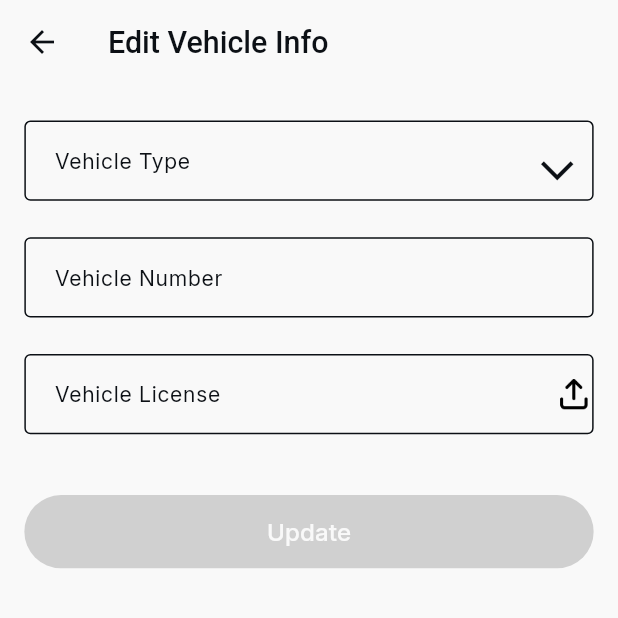
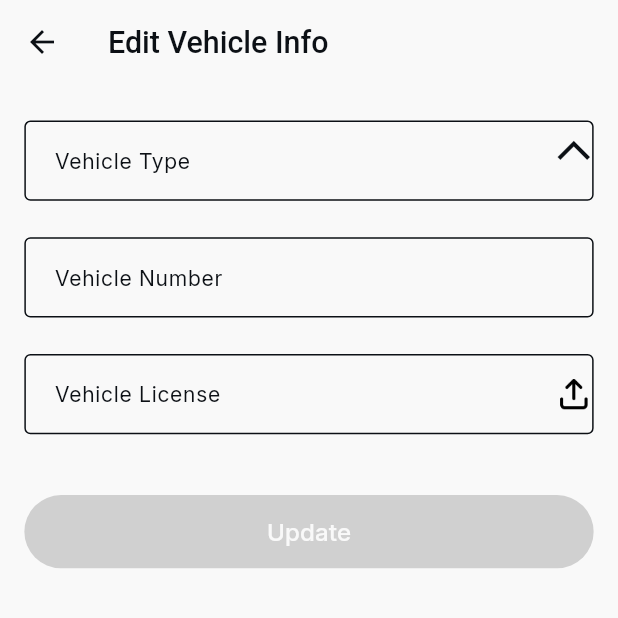
Before and after one commit to Elevate-projects/flowery-tracking-app, a Flutter app: the EditVehicleViewBody screen opened directly, on a phone screen of 412 x 824 dp, the top half of it. Run offline on Flutter 3.47's test engine with Material 3 defaults, Android fonts, the phone set to English and light mode, and no system bars; our stand-ins replace another_flushbar, cached_network_image, cloud_firestore, connectivity_plus, dio, easy_localization and 15 more; accounts and stored records are empty; generated files the repository leaves out were written again.

Commit message:
feat(FAT1-68):solving code rabbit review comments

```diff
--- a/lib/core/constants/app_icons.dart
+++ b/lib/core/constants/app_icons.dart
@@ -6,7 +6,6 @@ abstract final class AppIcons {
   static const String home = "assets/icons/home.svg";
   static const String profile = "assets/icons/person.svg";
   static const String location = "assets/icons/location.svg";
-  static const String alarm = "assets/icons/notification.png";
-  static const String upload = "assets/icons/Upload 03.png";
-
+  static const String notification = "assets/icons/notification.png";
+  static const String upload = "assets/icons/upload_03.png";
 }
--- a/lib/presentation/edit_vechile/view/edit_vehicle_view_body.dart
+++ b/lib/presentation/edit_vechile/view/edit_vehicle_view_body.dart
@@ -58,15 +58,13 @@ class EditVehicleViewBody extends StatelessWidget {
                         controller: cubit.vehicleTypeController,
                         label: AppText.vehicleType.tr(),
                         hintText: AppText.enterVehicleType.tr(),
-                        suffixIcon: IconButton(onPressed: () {
-
-                        }, icon: CustomArrowDown(
-                          onSelect: (value) {
-                            cubit.vehicleTypeController.text = value;
-                          },
-                        )),
+                          suffixIcon: CustomArrowDown(
+                            onSelect: (value) {
+                              cubit.vehicleTypeController.text = value;
+                            },
+                          ),
+                       ),
                       ),
-                    ),
                     const RSizedBox(height: 24),
                     Padding(
                       padding: REdgeInsets.symmetric(horizontal: 16),
@@ -85,9 +83,9 @@ class EditVehicleViewBody extends StatelessWidget {
                         label: AppText.vehicleLicense.tr(),
                         hintText: AppText.enterVehicleLicense.tr(),
                         suffixIcon: Image.asset(
+                          AppIcons.upload,
                           height: 24.h,
                           width: 24.w,
-                          AppIcons.upload
                         ),
                       ),
                     ),
--- a/lib/presentation/edit_vechile/view_model/edit_vehicle_status.dart
+++ b/lib/presentation/edit_vechile/view_model/edit_vehicle_status.dart
@@ -2,29 +2,33 @@ import 'package:equatable/equatable.dart';
 import 'package:flowery_tracking_app/core/state_status/state_status.dart';
 import 'package:flowery_tracking_app/domain/entities/driver_data/driver_data_entity.dart';
 
-class EditVehicleStatus extends Equatable{
+class EditVehicleStatus extends Equatable {
   final bool isFormValid;
   final DriverDataEntity? driverData;
   final StateStatus<void> editVehicleStatus;
+
   const EditVehicleStatus({
     this.editVehicleStatus = const StateStatus.initial(),
-     this.isFormValid =  false,
+    this.isFormValid = false,
     this.driverData,
   });
+
   EditVehicleStatus copyWith({
     StateStatus<void>? editVehicleStatus,
     bool? isFormValid,
     DriverDataEntity? driverData,
-})
-{
+  }) {
     return EditVehicleStatus(
-      editVehicleStatus : editVehicleStatus ?? this.editVehicleStatus,
+      editVehicleStatus: editVehicleStatus ?? this.editVehicleStatus,
       isFormValid: isFormValid ?? this.isFormValid,
       driverData: driverData ?? this.driverData,
     );
   }
+
   @override
   List<Object?> get props => [
     editVehicleStatus,
-  isFormValid,driverData];
+    isFormValid,
+    driverData,
+  ];
 }
--- a/lib/presentation/edit_vechile/widget/custom_arrow_down.dart
+++ b/lib/presentation/edit_vechile/widget/custom_arrow_down.dart
@@ -1,3 +1,5 @@
+import 'dart:math' as math;
+
 import 'package:flutter/material.dart';
 import 'package:flutter_screenutil/flutter_screenutil.dart';
 
@@ -17,9 +19,6 @@ class CustomArrowDown extends StatelessWidget {
     "Sports",
     "SUV",
     "Truck",
-    "676b31a45d05310ca82657ac",
-    "676b31a45d05310ca82657ac",
-    "676b31a45d05310ca82657ac"
   ];
 
   @override
@@ -48,7 +47,7 @@ class CustomArrowDown extends StatelessWidget {
         );
       },
       child: Transform.rotate(
-        angle: 90 * 3.1415926535 / 60,
+        angle: math.pi / 2,
         child: Icon(
           Icons.arrow_back_ios,
           color: Theme.of(context).colorScheme.onSecondary,
```
Also changed, not shown: lib/api/client/api_client.dart (+4 -4 lines), lib/api/data_source/edit_vehicle/edit_vehicle_data_source_imp.dart (+6 -3 lines), assets/icons/upload_03.png (renamed from assets/icons/Upload 03.png), lib/api/requests/edit_vehicle/edit_vehicle_request.dart (renamed from lib/api/requests/edit_vechicle/edit_vehicle_request.dart), 1 other file. Lines whose indentation alone changed are shown as unchanged.
